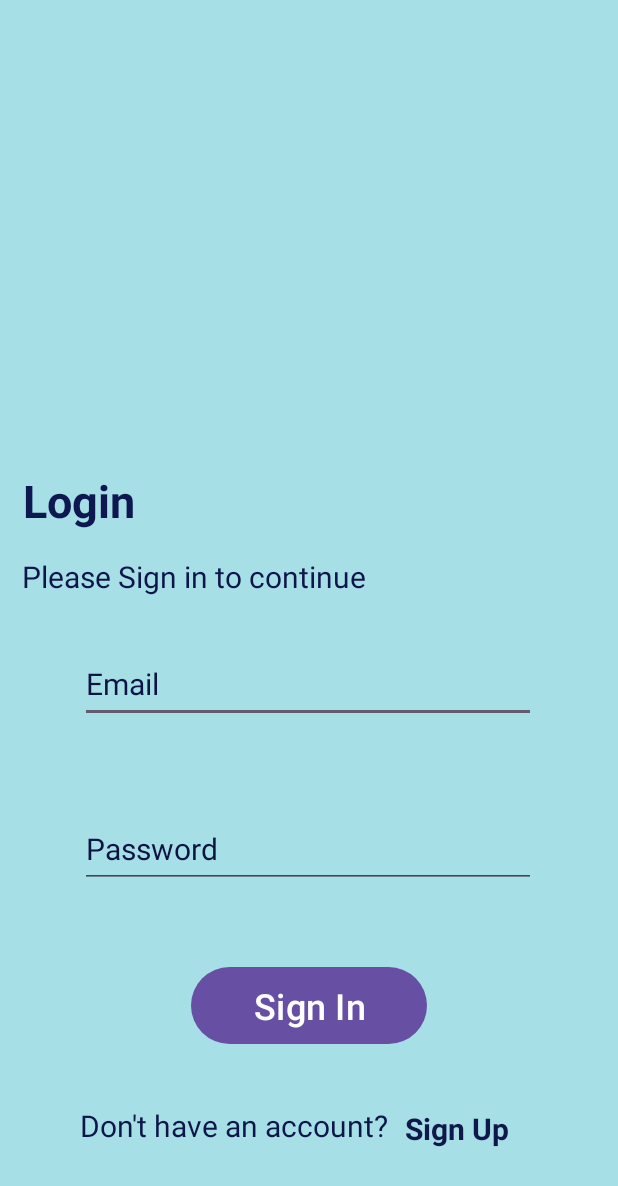
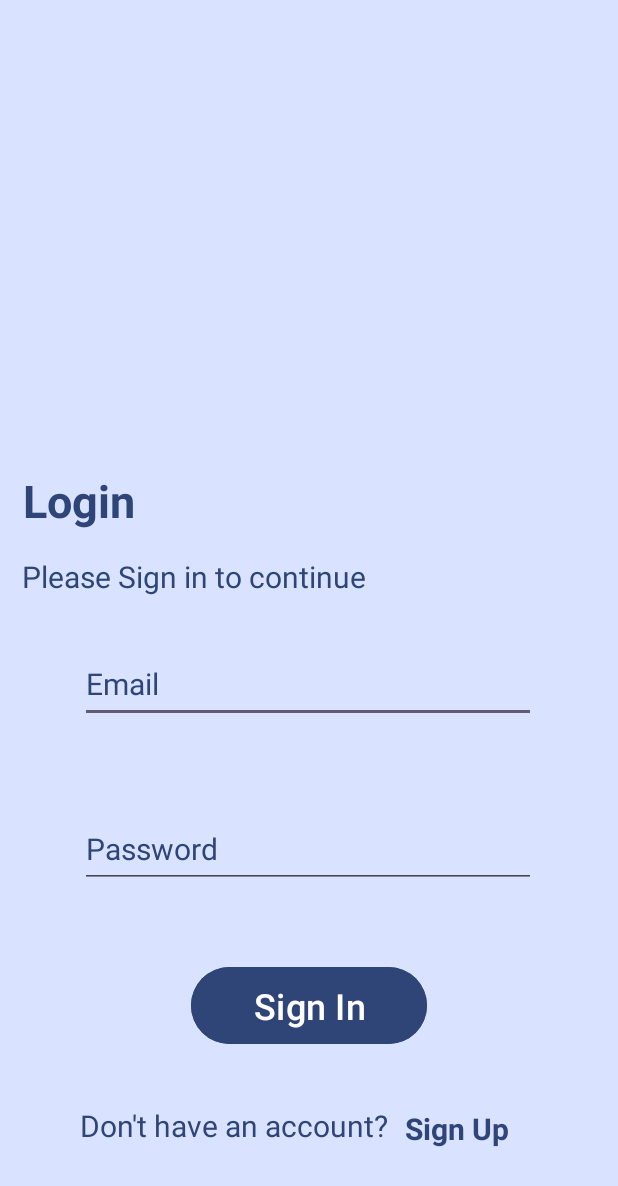
Before and after one commit to noobj/Group5-Bookhub, an Android app: the Login screen opened directly, with no data from a screen before it, on a phone screen of 412 x 824 dp. Shown: the top 1186 px of the screen. Run offline under Robolectric (Android 15) with nearby library versions, the phone set to English and light mode, and no system bars.

Commit message:
fix: Fix color theme in login page

```diff
--- a/app/src/main/res/layout/activity_login.xml
+++ b/app/src/main/res/layout/activity_login.xml
@@ -4,7 +4,7 @@
     xmlns:tools="http://schemas.android.com/tools"
     android:layout_width="match_parent"
     android:layout_height="match_parent"
-    android:background="#A7DFE6"
+    android:background="@color/material_dynamic_primary90"
     tools:context=".Login">
 
     <TextView
@@ -12,7 +12,7 @@
         android:layout_width="wrap_content"
         android:layout_height="wrap_content"
         android:text="@string/txtLogin"
-        android:textColor="#0D1851"
+        android:textColor="@color/material_dynamic_primary30"
         android:textSize="30sp"
         android:textStyle="bold"
         app:layout_constraintBottom_toBottomOf="parent"
@@ -41,7 +41,7 @@
         android:layout_width="wrap_content"
         android:layout_height="wrap_content"
         android:text="@string/txtSignInToContinue"
-        android:textColor="#0D164A"
+        android:textColor="@color/material_dynamic_primary30"
         android:textSize="20sp"
         app:layout_constraintBottom_toBottomOf="parent"
         app:layout_constraintEnd_toEndOf="parent"
@@ -58,8 +58,8 @@
         android:ems="10"
         android:hint="@string/txtLoginHint"
         android:inputType="textEmailAddress"
-        android:textColor="#0E1B63"
-        android:textColorHint="#0C1442"
+        android:textColor="@color/material_dynamic_primary30"
+        android:textColorHint="@color/material_dynamic_primary30"
         android:textSize="20sp"
         app:layout_constraintBottom_toBottomOf="parent"
         app:layout_constraintEnd_toEndOf="parent"
@@ -76,8 +76,8 @@
         android:ems="10"
         android:hint="@string/txtPasswordHint"
         android:inputType="textPassword"
-        android:textColor="#0E1B63"
-        android:textColorHint="#0C1442"
+        android:textColor="@color/material_dynamic_primary30"
+        android:textColorHint="@color/material_dynamic_primary30"
         android:textSize="20sp"
         app:layout_constraintBottom_toBottomOf="parent"
         app:layout_constraintEnd_toEndOf="parent"
@@ -90,6 +90,7 @@
         android:id="@+id/btnSignIn"
         android:layout_width="157dp"
         android:layout_height="59dp"
+        android:backgroundTint="@color/material_dynamic_primary30"
         android:text="@string/btnSignIn"
         android:textSize="24sp"
         app:layout_constraintBottom_toBottomOf="parent"
@@ -103,7 +104,7 @@
         android:layout_width="wrap_content"
         android:layout_height="wrap_content"
         android:text="@string/tvAccountLogin"
-        android:textColor="#0D1649"
+        android:textColor="@color/material_dynamic_primary30"
         android:textSize="20sp"
         app:layout_constraintBottom_toBottomOf="parent"
         app:layout_constraintEnd_toEndOf="parent"
@@ -117,7 +118,7 @@
         android:layout_width="wrap_content"
         android:layout_height="wrap_content"
         android:text="@string/tvLoginSignUp"
-        android:textColor="#0F184A"
+        android:textColor="@color/material_dynamic_primary30"
         android:textSize="20sp"
         android:textStyle="bold"
         app:layout_constraintBottom_toBottomOf="parent"
```
